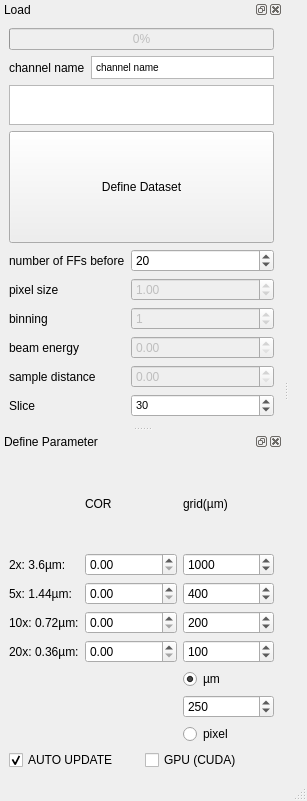
This is BAMline_CT-helper/on_the_fly_navigator.ui in HMarkoetter/BAMline_CT_preview_RECO as Qt 5 draws it before an edit. The edited form follows.
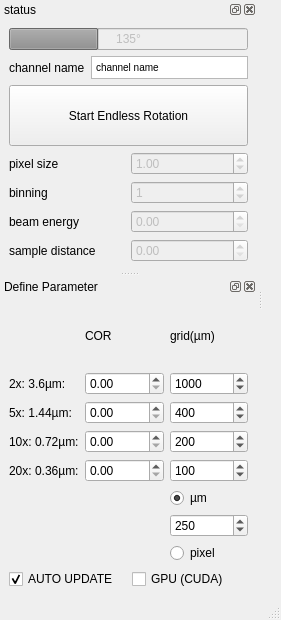
This is the edited form.

Commit message: CT-helper updated motor names

Diff of the .ui file:
```diff
--- a/BAMline_CT-helper/on_the_fly_navigator.ui
+++ b/BAMline_CT-helper/on_the_fly_navigator.ui
@@ -6,8 +6,8 @@
    <rect>
     <x>0</x>
     <y>0</y>
-    <width>307</width>
-    <height>801</height>
+    <width>281</width>
+    <height>620</height>
    </rect>
   </property>
   <property name="windowTitle">
@@ -29,45 +29,15 @@
   <widget class="QStatusBar" name="statusbar"/>
   <widget class="QDockWidget" name="load">
    <property name="windowTitle">
-    <string>Load</string>
+    <string>status</string>
    </property>
    <attribute name="dockWidgetArea">
     <number>1</number>
    </attribute>
    <widget class="QWidget" name="dockWidgetContents">
     <layout class="QGridLayout" name="gridLayout_2">
-     <item row="8" column="1">
-      <widget class="QSpinBox" name="slice_number">
-       <property name="enabled">
-        <bool>true</bool>
-       </property>
-       <property name="sizePolicy">
-        <sizepolicy hsizetype="Minimum" vsizetype="Preferred">
-         <horstretch>0</horstretch>
-         <verstretch>0</verstretch>
-        </sizepolicy>
-       </property>
-       <property name="font">
-        <font>
-         <pointsize>8</pointsize>
-         <weight>50</weight>
-         <bold>false</bold>
-        </font>
-       </property>
-       <property name="value">
-        <number>30</number>
-       </property>
-      </widget>
-     </item>
-     <item row="8" column="0">
-      <widget class="QLabel" name="label_7">
-       <property name="text">
-        <string>Slice</string>
-       </property>
-      </widget>
-     </item>
      <item row="6" column="1">
-      <widget class="QDoubleSpinBox" name="doubleSpinBox_Energy_2">
+      <widget class="QDoubleSpinBox" name="doubleSpinBox_distance_2">
        <property name="enabled">
         <bool>false</bool>
        </property>
@@ -95,45 +65,17 @@
          </property>
          <property name="html">
           <string>&lt;!DOCTYPE HTML PUBLIC &quot;-//W3C//DTD HTML 4.0//EN&quot; &quot;http://www.w3.org/TR/REC-html40/strict.dtd&quot;&gt;
-&lt;html&gt;&lt;head&gt;&lt;meta name=&quot;qrichtext&quot; content=&quot;1&quot; /&gt;&lt;style type=&quot;text/css&quot;&gt;
+&lt;html&gt;&lt;head&gt;&lt;meta name=&quot;qrichtext&quot; content=&quot;1&quot; /&gt;&lt;meta charset=&quot;utf-8&quot; /&gt;&lt;style type=&quot;text/css&quot;&gt;
 p, li { white-space: pre-wrap; }
+hr { height: 1px; border-width: 0; }
+li.unchecked::marker { content: &quot;\2610&quot;; }
+li.checked::marker { content: &quot;\2612&quot;; }
 &lt;/style&gt;&lt;/head&gt;&lt;body style=&quot; font-family:'Noto Sans'; font-size:10pt; font-weight:400; font-style:normal;&quot;&gt;
 &lt;p style=&quot; margin-top:0px; margin-bottom:0px; margin-left:0px; margin-right:0px; -qt-block-indent:0; text-indent:0px;&quot;&gt;&lt;span style=&quot; font-family:'MS Shell Dlg 2'; font-size:7.8pt;&quot;&gt;channel name&lt;/span&gt;&lt;/p&gt;&lt;/body&gt;&lt;/html&gt;</string>
          </property>
         </widget>
        </item>
        <item row="1" column="0" colspan="2">
-        <widget class="QTextBrowser" name="Sample">
-         <property name="maximumSize">
-          <size>
-           <width>16777215</width>
-           <height>40</height>
-          </size>
-         </property>
-         <property name="toolTip">
-          <string>&lt;!DOCTYPE HTML PUBLIC &quot;-//W3C//DTD HTML 4.0//EN&quot; &quot;http://www.w3.org/TR/REC-html40/strict.dtd&quot;&gt;
-&lt;html&gt;&lt;head&gt;&lt;meta name=&quot;qrichtext&quot; content=&quot;1&quot; /&gt;&lt;style type=&quot;text/css&quot;&gt;
-p, li { white-space: pre-wrap; }
-&lt;/style&gt;&lt;/head&gt;&lt;body style=&quot; font-family:'MS Shell Dlg 2'; font-size:7.8pt; font-weight:400; font-style:normal;&quot;&gt;
-&lt;pre style=&quot; margin-top:12px; margin-bottom:12px; margin-left:0px; margin-right:0px; -qt-block-indent:0; text-indent:0px; background-color:#ffffff;&quot;&gt;&lt;span style=&quot; font-family:'Courier New'; background-color:#ffffff;&quot;&gt;Open ImageJ-PlugIn: EPICS AREA DETECTOR, &lt;/span&gt;&lt;/pre&gt;
-&lt;pre style=&quot; margin-top:12px; margin-bottom:12px; margin-left:0px; margin-right:0px; -qt-block-indent:0; text-indent:0px; background-color:#ffffff;&quot;&gt;&lt;span style=&quot; font-family:'Courier New'; background-color:#ffffff;&quot;&gt;NTNDA-Viewer and look for the channel:&lt;/span&gt;&lt;/pre&gt;
-&lt;pre style=&quot; margin-top:12px; margin-bottom:12px; margin-left:0px; margin-right:0px; -qt-block-indent:0; text-indent:0px; background-color:#ffffff;&quot;&gt;&lt;span style=&quot; font-family:'JetBrains Mono,monospace'; color:#000000;&quot;&gt;&amp;quot;BAMline:CTReco&amp;quot;&lt;/span&gt;&lt;/pre&gt;&lt;/body&gt;&lt;/html&gt;</string>
-         </property>
-         <property name="autoFillBackground">
-          <bool>false</bool>
-         </property>
-         <property name="frameShape">
-          <enum>QFrame::StyledPanel</enum>
-         </property>
-         <property name="frameShadow">
-          <enum>QFrame::Sunken</enum>
-         </property>
-         <property name="lineWidth">
-          <number>1</number>
-         </property>
-        </widget>
-       </item>
-       <item row="2" column="0" colspan="2">
         <widget class="QPushButton" name="pushLoad">
          <property name="sizePolicy">
           <sizepolicy hsizetype="Minimum" vsizetype="Preferred">
@@ -142,13 +84,65 @@
           </sizepolicy>
          </property>
          <property name="text">
-          <string>Define Dataset</string>
+          <string>Start Endless Rotation</string>
          </property>
         </widget>
        </item>
       </layout>
      </item>
-     <item row="7" column="0">
+     <item row="0" column="0" colspan="2">
+      <widget class="QProgressBar" name="progressBar">
+       <property name="enabled">
+        <bool>false</bool>
+       </property>
+       <property name="sizePolicy">
+        <sizepolicy hsizetype="Minimum" vsizetype="Preferred">
+         <horstretch>0</horstretch>
+         <verstretch>0</verstretch>
+        </sizepolicy>
+       </property>
+       <property name="locale">
+        <locale language="German" country="Germany"/>
+       </property>
+       <property name="maximum">
+        <number>360</number>
+       </property>
+       <property name="value">
+        <number>135</number>
+       </property>
+       <property name="format">
+        <string>%v°</string>
+       </property>
+      </widget>
+     </item>
+     <item row="4" column="0">
+      <widget class="QLabel" name="label_10">
+       <property name="text">
+        <string>binning</string>
+       </property>
+      </widget>
+     </item>
+     <item row="4" column="1">
+      <widget class="QSpinBox" name="binning">
+       <property name="enabled">
+        <bool>false</bool>
+       </property>
+       <property name="maximum">
+        <number>100</number>
+       </property>
+       <property name="value">
+        <number>1</number>
+       </property>
+      </widget>
+     </item>
+     <item row="5" column="0">
+      <widget class="QLabel" name="label_5">
+       <property name="text">
+        <string>beam energy</string>
+       </property>
+      </widget>
+     </item>
+     <item row="6" column="0">
       <widget class="QLabel" name="label_6">
        <property name="text">
         <string>sample distance</string>
@@ -156,29 +150,6 @@
       </widget>
      </item>
      <item row="3" column="1">
-      <widget class="QSpinBox" name="spinBox_number_FFs">
-       <property name="sizePolicy">
-        <sizepolicy hsizetype="Minimum" vsizetype="Preferred">
-         <horstretch>0</horstretch>
-         <verstretch>0</verstretch>
-        </sizepolicy>
-       </property>
-       <property name="maximum">
-        <number>5000</number>
-       </property>
-       <property name="value">
-        <number>20</number>
-       </property>
-      </widget>
-     </item>
-     <item row="7" column="1">
-      <widget class="QDoubleSpinBox" name="doubleSpinBox_distance_2">
-       <property name="enabled">
-        <bool>false</bool>
-       </property>
-      </widget>
-     </item>
-     <item row="4" column="1">
       <widget class="QDoubleSpinBox" name="pixel_size">
        <property name="enabled">
         <bool>false</bool>
@@ -197,66 +168,17 @@
        </property>
       </widget>
      </item>
-     <item row="6" column="0">
-      <widget class="QLabel" name="label_5">
-       <property name="text">
-        <string>beam energy</string>
-       </property>
-      </widget>
-     </item>
      <item row="3" column="0">
-      <widget class="QLabel" name="label_2">
-       <property name="sizePolicy">
-        <sizepolicy hsizetype="Fixed" vsizetype="Preferred">
-         <horstretch>0</horstretch>
-         <verstretch>0</verstretch>
-        </sizepolicy>
-       </property>
-       <property name="text">
-        <string>number of FFs before</string>
-       </property>
-      </widget>
-     </item>
-     <item row="4" column="0">
       <widget class="QLabel" name="label_14">
        <property name="text">
         <string>pixel size</string>
        </property>
       </widget>
      </item>
-     <item row="0" column="0" colspan="2">
-      <widget class="QProgressBar" name="progressBar">
-       <property name="enabled">
-        <bool>false</bool>
-       </property>
-       <property name="sizePolicy">
-        <sizepolicy hsizetype="Minimum" vsizetype="Preferred">
-         <horstretch>0</horstretch>
-         <verstretch>0</verstretch>
-        </sizepolicy>
-       </property>
-       <property name="value">
-        <number>0</number>
-       </property>
-      </widget>
-     </item>
      <item row="5" column="1">
-      <widget class="QSpinBox" name="binning">
+      <widget class="QDoubleSpinBox" name="doubleSpinBox_Energy_2">
        <property name="enabled">
         <bool>false</bool>
-       </property>
-       <property name="maximum">
-        <number>100</number>
-       </property>
-       <property name="value">
-        <number>1</number>
-       </property>
-      </widget>
-     </item>
-     <item row="5" column="0">
-      <widget class="QLabel" name="label_10">
-       <property name="text">
-        <string>binning</string>
        </property>
       </widget>
      </item>
@@ -343,7 +265,6 @@
          </property>
          <property name="font">
           <font>
-           <weight>50</weight>
            <bold>false</bold>
           </font>
          </property>
@@ -371,7 +292,6 @@
          </property>
          <property name="font">
           <font>
-           <weight>50</weight>
            <bold>false</bold>
           </font>
          </property>
@@ -399,7 +319,6 @@
          </property>
          <property name="font">
           <font>
-           <weight>50</weight>
            <bold>false</bold>
           </font>
          </property>
@@ -441,7 +360,6 @@
          </property>
          <property name="font">
           <font>
-           <weight>50</weight>
            <bold>false</bold>
           </font>
          </property>
```
Left out of the diff: 6 changed lines with no effect on the pictures. The commit also changes 2 other files.
